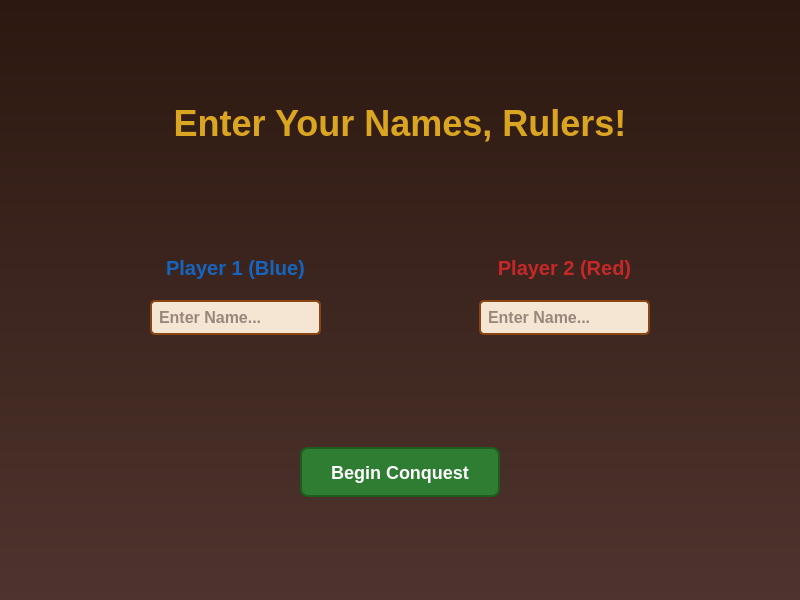
Before: the Qt Designer form 7Wonders/UI/NameSelectionWidget.ui in lydiagroza/ProjectMC, drawn with Qt 5.
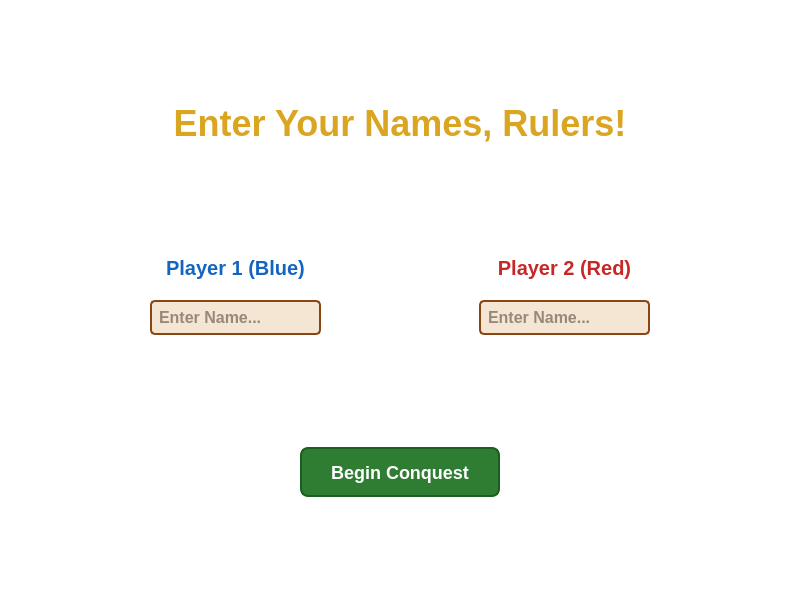
After: the same form once the commit is applied.

What changed in the file:
```diff
--- a/7Wonders/UI/NameSelectionWidget.ui
+++ b/7Wonders/UI/NameSelectionWidget.ui
@@ -13,7 +13,7 @@
   <property name="styleSheet">
    <string notr="true">
     QWidget#NameSelectionWidget {
-        background: qlineargradient(x1:0, y1:0, x2:0, y2:1, stop:0 #2C1810, stop:1 #4E342E);
+        background: transparent;
     }
     QLabel {
         color: #F5E6D3;
```
